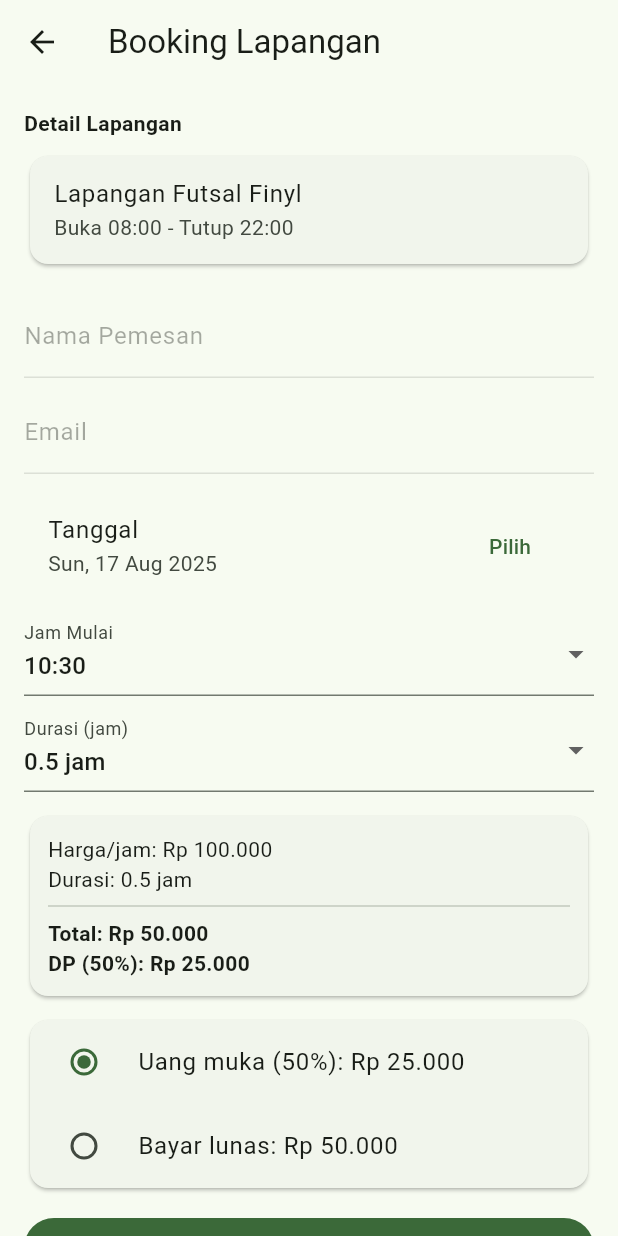
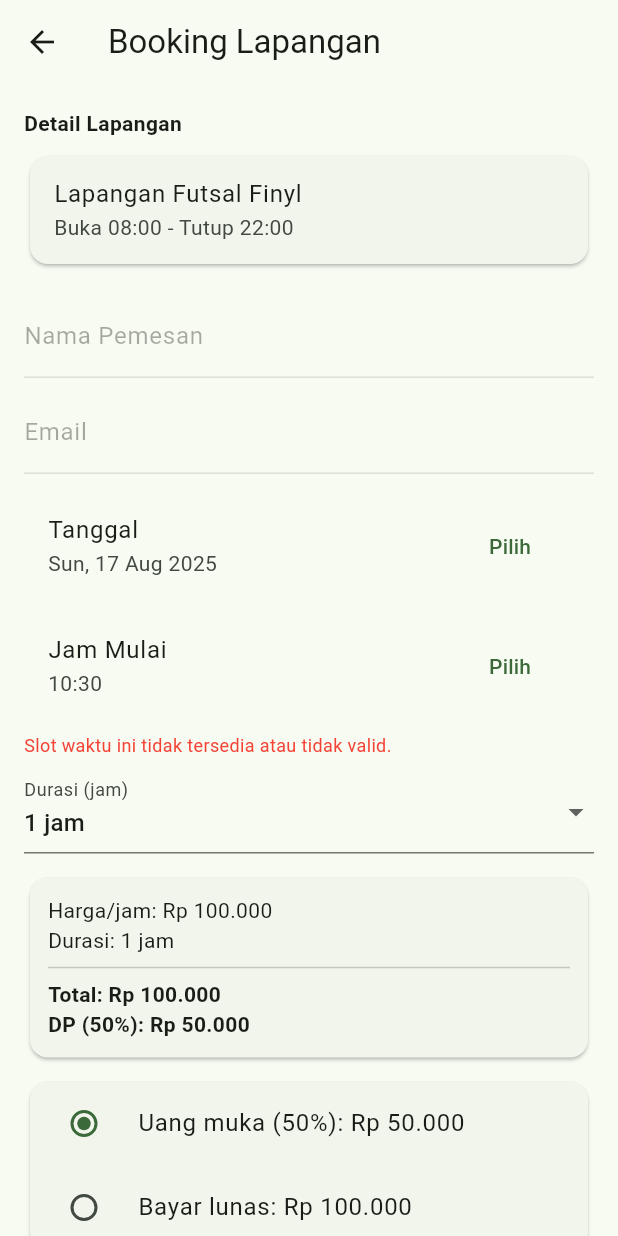
Before and after one commit to mkeyzxi/Arena-with-Midtrans, a Flutter app: the HomeScreen screen opened directly with empty values, after a tap on "Booking Lapangan", on a phone screen of 412 x 824 dp. Run offline on Flutter 3.47's test engine with Material 3 defaults, Android fonts, the phone set to English and light mode, and no system bars; our stand-ins replace sqflite, webview_flutter; accounts and stored records are empty.

Commit message:
new feature

```diff
--- a/lib/models/booking.dart
+++ b/lib/models/booking.dart
@@ -6,9 +6,8 @@ class Booking {
   final String? id;
   final String fieldId;
   final String fieldName;
-  final DateTime date;
-  final double startHour;
-  final double durationHours;
+  final DateTime startTime; // Menggunakan DateTime
+  final int durationHours; // Menggunakan int untuk durasi
   final int pricePerHour;
   final int total;
   final int downPayment;
@@ -22,8 +21,7 @@ class Booking {
     this.id,
     required this.fieldId,
     required this.fieldName,
-    required this.date,
-    required this.startHour,
+    required this.startTime,
     required this.durationHours,
     required this.pricePerHour,
     required this.total,
@@ -35,12 +33,13 @@ class Booking {
     this.redirectUrl,
   });
 
+  DateTime get endTime => startTime.add(Duration(hours: durationHours));
+
   Map<String, dynamic> toMap() => {
     'id': id,
     'fieldId': fieldId,
     'fieldName': fieldName,
-    'date': date.toIso8601String(),
-    'startHour': startHour,
+    'startTime': startTime.toIso8601String(),
     'durationHours': durationHours,
     'pricePerHour': pricePerHour,
     'total': total,
@@ -56,8 +55,7 @@ class Booking {
     id: d['id'].toString(),
     fieldId: d['fieldId'],
     fieldName: d['fieldName'],
-    date: DateTime.parse(d['date']),
-    startHour: d['startHour'],
+    startTime: DateTime.parse(d['startTime']),
     durationHours: d['durationHours'],
     pricePerHour: d['pricePerHour'],
     total: d['total'],
--- a/lib/screens/home_screen.dart
+++ b/lib/screens/home_screen.dart
@@ -18,11 +18,14 @@ class HomeScreen extends StatefulWidget {
 class _HomeScreenState extends State<HomeScreen> {
   final db = SqliteService();
   late Future<List<Booking>> _latestBookingFuture;
+  late Future<List<Booking>> _scheduleFuture;
+  DateTime _selectedDate = DateTime.now();
 
   @override
   void initState() {
     super.initState();
     _latestBookingFuture = _getLatestBooking();
+    _scheduleFuture = db.getBookingsForDate(_selectedDate);
   }
 
   Future<List<Booking>> _getLatestBooking() async {
@@ -31,6 +34,25 @@ class _HomeScreenState extends State<HomeScreen> {
       return allBookings.sublist(0, 1);
     }
     return [];
+  }
+
+  Future<void> _pickDate() async {
+    final pickedDate = await showDatePicker(
+      context: context,
+      firstDate: DateTime.now(),
+      lastDate: DateTime.now().add(const Duration(days: 60)),
+      initialDate: _selectedDate,
+    );
+    if (pickedDate != null && pickedDate != _selectedDate) {
+      setState(() {
+        _selectedDate = pickedDate;
+        _scheduleFuture = db.getBookingsForDate(_selectedDate);
+      });
+    }
+  }
+
+  String _formatTime(DateTime time) {
+    return DateFormat('HH:mm').format(time);
   }
 
   @override
@@ -155,7 +177,7 @@ class _HomeScreenState extends State<HomeScreen> {
                         child: ListTile(
                           title: Text(booking.fieldName),
                           subtitle: Text(
-                            'Tanggal: ${DateFormat('dd MMM yyyy').format(booking.date)} • Jam: ${booking.startHour}:00',
+                            'Tanggal: ${DateFormat('dd MMM yyyy').format(booking.startTime)} • Jam: ${_formatTime(booking.startTime)}',
                           ),
                           trailing: const Icon(Icons.arrow_forward_ios),
                         ),
@@ -182,6 +204,86 @@ class _HomeScreenState extends State<HomeScreen> {
                 ),
               ),
               const SizedBox(height: 24),
+              Row(
+                mainAxisAlignment: MainAxisAlignment.spaceBetween,
+                children: [
+                  const Text(
+                    'Jadwal Ketersediaan',
+                    style: TextStyle(fontWeight: FontWeight.bold, fontSize: 18),
+                  ),
+                  IconButton(
+                    onPressed: _pickDate,
+                    icon: const Icon(Icons.calendar_today),
+                  ),
+                ],
+              ),
+              const SizedBox(height: 8),
+              FutureBuilder<List<Booking>>(
+                future: _scheduleFuture,
+                builder: (ctx, snap) {
+                  if (snap.connectionState == ConnectionState.waiting) {
+                    return const Center(child: CircularProgressIndicator());
+                  }
+                  if (snap.hasError) {
+                    return Center(child: Text('Terjadi error: ${snap.error}'));
+                  }
+                  final bookings = snap.data ?? [];
+                  final openHour = 8;
+                  final closeHour = 22;
+                  final availableSlots = <DateTime>[];
+
+                  final now = DateTime.now();
+                  final startTimeForToday =
+                      _selectedDate.day == now.day &&
+                              _selectedDate.month == now.month
+                          ? now.add(const Duration(minutes: 1))
+                          : DateTime(
+                            _selectedDate.year,
+                            _selectedDate.month,
+                            _selectedDate.day,
+                            openHour,
+                          );
+
+                  for (var h = openHour; h < closeHour; h++) {
+                    final slotTime = DateTime(
+                      _selectedDate.year,
+                      _selectedDate.month,
+                      _selectedDate.day,
+                      h,
+                    );
+                    final isBooked = bookings.any(
+                      (b) => b.startTime.hour == slotTime.hour,
+                    );
+                    if (slotTime.isAfter(startTimeForToday) && !isBooked) {
+                      availableSlots.add(slotTime);
+                    }
+                  }
+
+                  if (availableSlots.isEmpty) {
+                    return const Text('Tidak ada slot tersedia di hari ini.');
+                  }
+
+                  return SizedBox(
+                    height: 50,
+                    child: ListView.builder(
+                      scrollDirection: Axis.horizontal,
+                      itemCount: availableSlots.length,
+                      itemBuilder:
+                          (_, i) => Padding(
+                            padding: const EdgeInsets.symmetric(
+                              horizontal: 4.0,
+                            ),
+                            child: Chip(
+                              label: Text(_formatTime(availableSlots[i])),
+                              backgroundColor: Colors.green.shade100,
+                            ),
+                          ),
+                    ),
+                  );
+                },
+              ),
+              const SizedBox(height: 24),
+
               const Text(
                 'Keunggulan Lapangan',
                 style: TextStyle(fontWeight: FontWeight.bold, fontSize: 18),
--- a/lib/screens/register_screen.dart
+++ b/lib/screens/register_screen.dart
@@ -1,5 +1,3 @@
-// lib/screens/register_screen.dart
-
 import 'package:flutter/material.dart';
 import 'package:arena_futsal_app/models/user.dart';
 import 'package:arena_futsal_app/services/sqlite_service.dart';
--- a/lib/screens/user_booking_screen.dart
+++ b/lib/screens/user_booking_screen.dart
@@ -1,3 +1,5 @@
+// lib/screens/user_booking_screen.dart
+
 import 'package:flutter/material.dart';
 import 'package:intl/intl.dart';
 import '../services/sqlite_service.dart';
@@ -6,7 +8,6 @@ import '../models/field.dart';
 import '../models/booking.dart';
 import '../models/user.dart';
 import 'booking_detail_screen.dart';
-import 'login_screen.dart';
 import 'home_screen.dart';
 
 class UserBookingScreen extends StatefulWidget {
@@ -21,13 +22,15 @@ class _UserBookingScreenState extends State<UserBookingScreen> {
   final db = SqliteService();
   final md = MidtransService();
   late Future<Field> _fieldFuture;
-  DateTime _date = DateTime.now();
-  double? _startHour;
-  double _hours = 0.5;
+  DateTime _selectedDate = DateTime.now();
+  TimeOfDay _selectedTime = TimeOfDay.now();
+  int _durationHours = 1;
   late final TextEditingController _nameCtl;
   late final TextEditingController _emailCtl;
   bool _payFull = false;
+
   List<Booking> _bookingsOnDate = [];
+  bool? _isSlotAvailable;
 
   @override
   void initState() {
@@ -40,37 +43,19 @@ class _UserBookingScreenState extends State<UserBookingScreen> {
   Future<Field> _loadFieldAndBookings() async {
     await db.init();
     final field = await db.getSingleField();
-    _bookingsOnDate = await db.getBookingsForDate(_date);
-    if (field.id.isNotEmpty) {
-      final availableHours = _availableHours(field);
-      if (availableHours.isNotEmpty) {
-        _startHour = availableHours.first;
-      }
-    }
+    await _updateBookings();
     return field;
   }
 
   Future<void> _updateBookings() async {
-    _bookingsOnDate = await db.getBookingsForDate(_date);
+    _bookingsOnDate = await db.getBookingsForDate(_selectedDate);
+    final field = await db.getSingleField();
     setState(() {
-      final availableHours = _availableHours(
-        Field(
-          id: '',
-          name: '',
-          openHour: '08:00',
-          closeHour: '22:00',
-          pricePerHour: 100000,
-        ),
-      );
-      if (!availableHours.contains(_startHour) && availableHours.isNotEmpty) {
-        _startHour = availableHours.first;
-      } else if (availableHours.isEmpty) {
-        _startHour = null;
-      }
+      _isSlotAvailable = _checkSlotAvailability(field);
     });
   }
 
-  int _total(Field field) => (field.pricePerHour * _hours).round();
+  int _total(Field field) => (field.pricePerHour * _durationHours);
   int _dp(Field field) => (_total(field) / 2).round();
 
   Future<void> _pickDate() async {
@@ -78,15 +63,84 @@ class _UserBookingScreenState extends State<UserBookingScreen> {
       context: context,
       firstDate: DateTime.now(),
       lastDate: DateTime.now().add(const Duration(days: 60)),
-      initialDate: _date,
+      initialDate: _selectedDate,
     );
     if (r != null) {
-      setState(() => _date = r);
+      setState(() => _selectedDate = r);
       await _updateBookings();
     }
   }
 
+  Future<void> _pickTime(Field field) async {
+    final now = DateTime.now();
+    final TimeOfDay? r = await showTimePicker(
+      context: context,
+      initialTime: TimeOfDay.fromDateTime(now),
+      builder: (context, child) {
+        return MediaQuery(
+          data: MediaQuery.of(context).copyWith(alwaysUse24HourFormat: true),
+          child: child!,
+        );
+      },
+    );
+    if (r != null) {
+      setState(() => _selectedTime = r);
+      _isSlotAvailable = _checkSlotAvailability(field);
+    }
+  }
+
+  bool _checkSlotAvailability(Field field) {
+    final now = DateTime.now();
+    final selectedStart = DateTime(
+      _selectedDate.year,
+      _selectedDate.month,
+      _selectedDate.day,
+      _selectedTime.hour,
+      _selectedTime.minute,
+    );
+    final selectedEnd = selectedStart.add(Duration(hours: _durationHours));
+
+    if (selectedStart.isBefore(now)) {
+      return false;
+    }
+
+    for (var b in _bookingsOnDate) {
+      final existingEnd = b.endTime;
+      if (selectedStart.isBefore(existingEnd) &&
+          selectedEnd.isAfter(b.startTime)) {
+        return false;
+      }
+    }
+
+    final openTime = DateTime(
+      _selectedDate.year,
+      _selectedDate.month,
+      _selectedDate.day,
+      int.parse(field.openHour.split(':')[0]),
+    );
+    final closeTime = DateTime(
+      _selectedDate.year,
+      _selectedDate.month,
+      _selectedDate.day,
+      int.parse(field.closeHour.split(':')[0]),
+    );
+    if (selectedStart.isBefore(openTime) || selectedEnd.isAfter(closeTime)) {
+      return false;
+    }
+
+    return true;
+  }
+
   Future<void> _submit(Field field) async {
+    if (!_isSlotAvailable!) {
+      ScaffoldMessenger.of(context).showSnackBar(
+        const SnackBar(
+          content: Text('Jam yang dipilih sudah terisi atau tidak valid.'),
+        ),
+      );
+      return;
+    }
+
     final total = _total(field);
     final amount = _payFull ? total : _dp(field);
     final orderId = 'ORDER-${DateTime.now().millisecondsSinceEpoch}';
@@ -94,9 +148,14 @@ class _UserBookingScreenState extends State<UserBookingScreen> {
     final booking = Booking(
       fieldId: field.id,
       fieldName: field.name,
-      date: DateTime(_date.year, _date.month, _date.day),
-      startHour: _startHour!,
-      durationHours: _hours,
+      startTime: DateTime(
+        _selectedDate.year,
+        _selectedDate.month,
+        _selectedDate.day,
+        _selectedTime.hour,
+        _selectedTime.minute,
+      ),
+      durationHours: _durationHours,
       pricePerHour: field.pricePerHour,
       total: total,
       downPayment: _dp(field),
@@ -140,46 +199,26 @@ class _UserBookingScreenState extends State<UserBookingScreen> {
     }
   }
 
-  bool _isSlotBooked(double hour) {
-    for (var b in _bookingsOnDate) {
-      if (hour >= b.startHour && hour < b.startHour + b.durationHours) {
-        return true;
-      }
-    }
-    return false;
-  }
-
-  List<double> _availableHours(Field field) {
-    final openHour = int.parse(field.openHour.split(':').first);
-    final closeHour = int.parse(field.closeHour.split(':').first);
-    final hours = <double>[];
-
-    final now = DateTime.now();
-    final startHourForToday =
-        _date.day == now.day &&
-                _date.month == now.month &&
-                _date.year == now.year
-            ? (now.hour.toDouble() + (now.minute > 30 ? 1.0 : 0.5))
-            : openHour.toDouble();
-
-    for (var h = openHour.toDouble(); h < closeHour; h += 0.5) {
-      if (h >= startHourForToday && !_isSlotBooked(h)) {
-        hours.add(h);
-      }
-    }
-    return hours;
-  }
-
-  String _formatTime(double time) {
-    final int hour = time.floor();
-    final int minute = ((time - hour) * 60).round();
-    return '${hour.toString().padLeft(2, '0')}:${minute.toString().padLeft(2, '0')}';
+  String _formatTime(DateTime time) {
+    return DateFormat('HH:mm').format(time);
   }
 
   @override
   Widget build(BuildContext context) {
+    final isSlotValid = _isSlotAvailable ?? false;
     return Scaffold(
-      appBar: AppBar(title: const Text('Booking Lapangan')),
+      appBar: AppBar(
+        title: const Text('Booking Lapangan'),
+        leading: IconButton(
+          icon: const Icon(Icons.arrow_back),
+          onPressed:
+              () => Navigator.of(context).pushReplacement(
+                MaterialPageRoute(
+                  builder: (_) => HomeScreen(user: widget.user),
+                ),
+              ),
+        ),
+      ),
       body: FutureBuilder<Field>(
         future: _fieldFuture,
         builder: (ctx, snap) {
@@ -195,17 +234,12 @@ class _UserBookingScreenState extends State<UserBookingScreen> {
             );
           }
           final field = snap.data!;
-          final dateLabel = DateFormat('EEE, dd MMM yyyy').format(_date);
-          final availableHours = _availableHours(field);
+          final dateLabel = DateFormat(
+            'EEE, dd MMM yyyy',
+          ).format(_selectedDate);
+
           final total = _total(field);
           final toPay = _payFull ? total : _dp(field);
-
-          if (!availableHours.contains(_startHour) &&
-              availableHours.isNotEmpty) {
-            _startHour = availableHours.first;
-          } else if (availableHours.isEmpty) {
-            _startHour = null;
-          }
 
           return ListView(
             padding: const EdgeInsets.all(16),
@@ -219,7 +253,7 @@ class _UserBookingScreenState extends State<UserBookingScreen> {
                 child: ListTile(
                   title: Text(field.name),
                   subtitle: Text(
-                    'Buka ${_formatTime(double.parse(field.openHour.split(':')[0]))} - Tutup ${_formatTime(double.parse(field.closeHour.split(':')[0]))}',
+                    'Buka ${field.openHour} - Tutup ${field.closeHour}',
                   ),
                 ),
               ),
@@ -245,43 +279,41 @@ class _UserBookingScreenState extends State<UserBookingScreen> {
                 ),
               ),
               const SizedBox(height: 8),
-              DropdownButtonFormField<double>(
-                decoration: const InputDecoration(labelText: 'Jam Mulai'),
-                value: _startHour,
+              ListTile(
+                title: const Text('Jam Mulai'),
+                subtitle: Text(
+                  '${_selectedTime.hour}:${_selectedTime.minute.toString().padLeft(2, '0')}',
+                ),
+                trailing: TextButton(
+                  onPressed: () => _pickTime(field),
+                  child: const Text('Pilih'),
+                ),
+              ),
+              if (!isSlotValid)
+                const Padding(
+                  padding: EdgeInsets.only(top: 8.0),
+                  child: Text(
+                    'Slot waktu ini tidak tersedia atau tidak valid.',
+                    style: TextStyle(color: Colors.red, fontSize: 12),
+                  ),
+                ),
+              const SizedBox(height: 8),
+              DropdownButtonFormField<int>(
+                decoration: const InputDecoration(labelText: 'Durasi (jam)'),
+                value: _durationHours,
                 items:
-                    availableHours
+                    List.generate(
+                          int.parse(field.closeHour.split(':')[0]) -
+                              int.parse(field.openHour.split(':')[0]),
+                          (i) => i + 1,
+                        )
                         .map(
-                          (h) => DropdownMenuItem(
-                            value: h,
-                            child: Text(_formatTime(h)),
-                          ),
+                          (d) =>
+                              DropdownMenuItem(value: d, child: Text('$d jam')),
                         )
                         .toList(),
-                onChanged: (v) => setState(() => _startHour = v),
-              ),
-              const SizedBox(height: 8),
-              DropdownButtonFormField<double>(
-                decoration: const InputDecoration(labelText: 'Durasi (jam)'),
-                value: _hours,
-                items:
-                    _startHour != null
-                        ? List.generate(
-                              ((int.parse(field.closeHour.split(':')[0]) -
-                                          _startHour!) *
-                                      2)
-                                  .toInt(),
-                              (i) => (i + 1) * 0.5,
-                            )
-                            .map(
-                              (d) => DropdownMenuItem(
-                                value: d,
-                                child: Text('${d} jam'),
-                              ),
-                            )
-                            .toList()
-                        : [],
-                onChanged: (v) => setState(() => _hours = v ?? _hours),
-                disabledHint: const Text('Pilih jam mulai terlebih dahulu'),
+                onChanged:
+                    (v) => setState(() => _durationHours = v ?? _durationHours),
               ),
               const SizedBox(height: 12),
               Card(
@@ -293,7 +325,7 @@ class _UserBookingScreenState extends State<UserBookingScreen> {
                       Text(
                         'Harga/jam: Rp ${NumberFormat('#,###', 'id_ID').format(field.pricePerHour)}',
                       ),
-                      Text('Durasi: $_hours jam'),
+                      Text('Durasi: $_durationHours jam'),
                       const Divider(),
                       Text(
                         'Total: Rp ${NumberFormat('#,###', 'id_ID').format(total)}',
@@ -332,9 +364,9 @@ class _UserBookingScreenState extends State<UserBookingScreen> {
               ),
               const SizedBox(height: 12),
               FilledButton(
-                onPressed: _startHour != null ? () => _submit(field) : null,
+                onPressed: isSlotValid ? () => _submit(field) : null,
                 child: Text(
-                  'Bayar Sekarang: Rp ${NumberFormat('#,###', 'id_ID').format(toPay)}',
+                  'Bayar Sekarang: Rp ${NumberFormat('#,###', 'id_ID').format(isSlotValid ? (_payFull ? total : _dp(field)) : 0)}',
                 ),
               ),
             ],
--- a/lib/services/sqlite_service.dart
+++ b/lib/services/sqlite_service.dart
@@ -3,6 +3,7 @@
 import 'dart:async';
 import 'package:path/path.dart';
 import 'package:sqflite/sqflite.dart';
+import 'package:intl/intl.dart'; // <--- BARIS INI DITAMBAHKAN
 import '../models/field.dart';
 import '../models/booking.dart';
 import '../models/user.dart';
@@ -41,9 +42,8 @@ class SqliteService {
             id INTEGER PRIMARY KEY AUTOINCREMENT,
             fieldId TEXT,
             fieldName TEXT,
-            date TEXT,
-            startHour REAL,
-            durationHours REAL,
+            startTime TEXT,
+            durationHours INTEGER,
             pricePerHour INTEGER,
             total INTEGER,
             downPayment INTEGER,
@@ -144,18 +144,18 @@ class SqliteService {
   Future<void> _refreshBookings() async {
     final List<Map<String, dynamic>> maps = await _db.query(
       'bookings',
-      orderBy: 'date DESC',
+      orderBy: 'startTime DESC',
     );
     _bookingController.sink.add(maps.map((e) => Booking.fromMap(e)).toList());
   }
 
   Future<List<Booking>> getBookingsForDate(DateTime date) async {
-    final dateString = date.toIso8601String().split('T')[0];
+    final dateString = DateFormat('yyyy-MM-dd').format(date);
     final List<Map<String, dynamic>> maps = await _db.query(
       'bookings',
-      where: 'date LIKE ?',
-      whereArgs: ['%$dateString%'],
-      orderBy: 'startHour ASC',
+      where: 'strftime(\'%Y-%m-%d\', startTime) = ? AND status IN (?, ?)',
+      whereArgs: [dateString, 'paid', 'pending_payment'],
+      orderBy: 'startTime ASC',
     );
     return maps.map((e) => Booking.fromMap(e)).toList();
   }
@@ -165,7 +165,7 @@ class SqliteService {
       'bookings',
       where: 'customerEmail = ?',
       whereArgs: [userEmail],
-      orderBy: 'date DESC, startHour ASC',
+      orderBy: 'startTime DESC',
     );
     return maps.map((e) => Booking.fromMap(e)).toList();
   }
```
Also changed, not shown: lib/screens/admin_monitor_screen.dart (+13 -9 lines), lib/screens/admin_screen.dart (+6 -2 lines), lib/screens/transaction_history_screen.dart (+5 -8 lines), noted.txt (line endings or trailing spaces).
